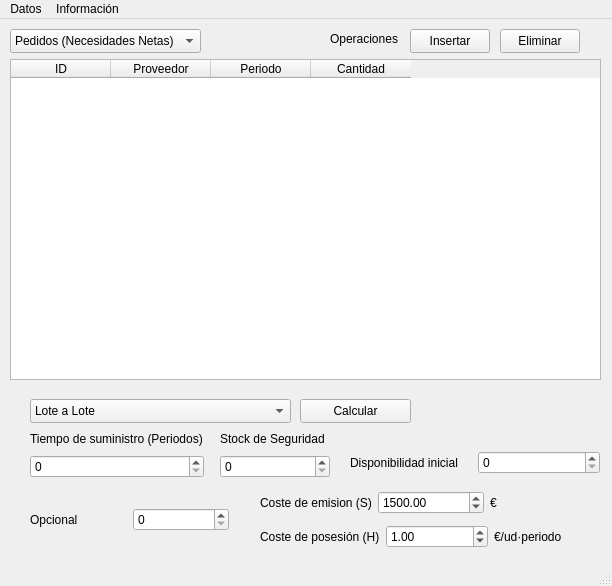
Old version of the form src/mainwindow.ui in the repository TheBerbat/bloque-produccion.
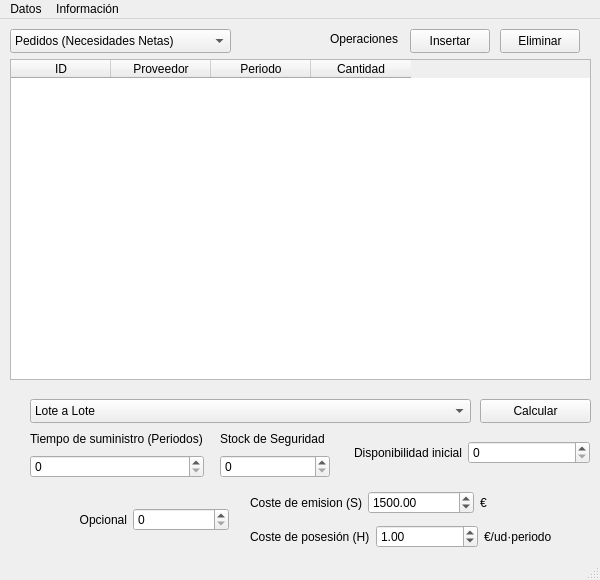
New version of the form.

The edit to the form file:
```diff
--- a/src/mainwindow.ui
+++ b/src/mainwindow.ui
@@ -6,10 +6,28 @@
    <rect>
     <x>0</x>
     <y>0</y>
-    <width>612</width>
-    <height>586</height>
+    <width>600</width>
+    <height>580</height>
    </rect>
   </property>
+  <property name="sizePolicy">
+   <sizepolicy hsizetype="Minimum" vsizetype="Minimum">
+    <horstretch>0</horstretch>
+    <verstretch>0</verstretch>
+   </sizepolicy>
+  </property>
+  <property name="minimumSize">
+   <size>
+    <width>600</width>
+    <height>580</height>
+   </size>
+  </property>
+  <property name="maximumSize">
+   <size>
+    <width>600</width>
+    <height>580</height>
+   </size>
+  </property>
   <property name="windowTitle">
    <string>MainWindow</string>
   </property>
@@ -32,7 +50,7 @@
      <rect>
       <x>10</x>
       <y>40</y>
-      <width>591</width>
+      <width>581</width>
       <height>321</height>
      </rect>
     </property>
@@ -62,7 +80,7 @@
      <rect>
       <x>10</x>
       <y>10</y>
-      <width>191</width>
+      <width>221</width>
       <height>24</height>
      </rect>
     </property>
@@ -107,7 +125,7 @@
      <rect>
       <x>30</x>
       <y>380</y>
-      <width>261</width>
+      <width>441</width>
       <height>24</height>
      </rect>
     </property>
@@ -155,7 +173,7 @@
    <widget class="QPushButton" name="calculateButton">
     <property name="geometry">
      <rect>
-      <x>300</x>
+      <x>480</x>
       <y>380</y>
       <width>111</width>
       <height>24</height>
@@ -181,7 +199,7 @@
    <widget class="QWidget" name="layoutWidget">
     <property name="geometry">
      <rect>
-      <x>260</x>
+      <x>250</x>
       <y>470</y>
       <width>336</width>
       <height>62</height>
@@ -195,6 +213,9 @@
          <property name="text">
           <string>Coste de emision (S)</string>
          </property>
+         <property name="alignment">
+          <set>Qt::AlignRight|Qt::AlignTrailing|Qt::AlignVCenter</set>
+         </property>
         </widget>
        </item>
        <item>
@@ -263,6 +284,9 @@
          <property name="text">
           <string>Opcional</string>
          </property>
+         <property name="alignment">
+          <set>Qt::AlignRight|Qt::AlignTrailing|Qt::AlignVCenter</set>
+         </property>
         </widget>
        </item>
        <item>
@@ -330,8 +354,8 @@
    <widget class="QWidget" name="layoutWidget">
     <property name="geometry">
      <rect>
-      <x>350</x>
-      <y>430</y>
+      <x>340</x>
+      <y>420</y>
       <width>250</width>
       <height>27</height>
      </rect>
@@ -342,6 +366,9 @@
        <property name="text">
         <string>Disponibilidad inicial</string>
        </property>
+       <property name="alignment">
+        <set>Qt::AlignRight|Qt::AlignTrailing|Qt::AlignVCenter</set>
+       </property>
       </widget>
      </item>
      <item>
@@ -362,7 +389,7 @@
     <rect>
      <x>0</x>
      <y>0</y>
-     <width>612</width>
+     <width>600</width>
      <height>21</height>
     </rect>
    </property>
```
Left out of the diff: 2 changed lines with no effect on the pictures.
